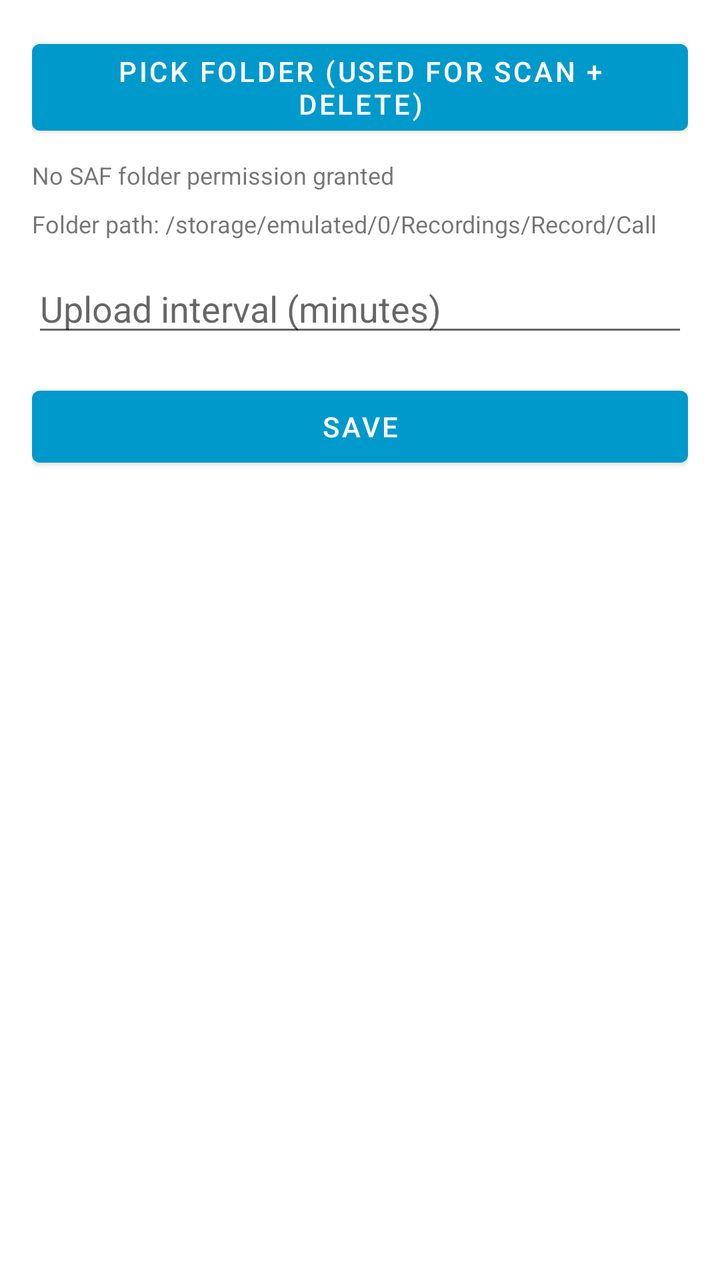
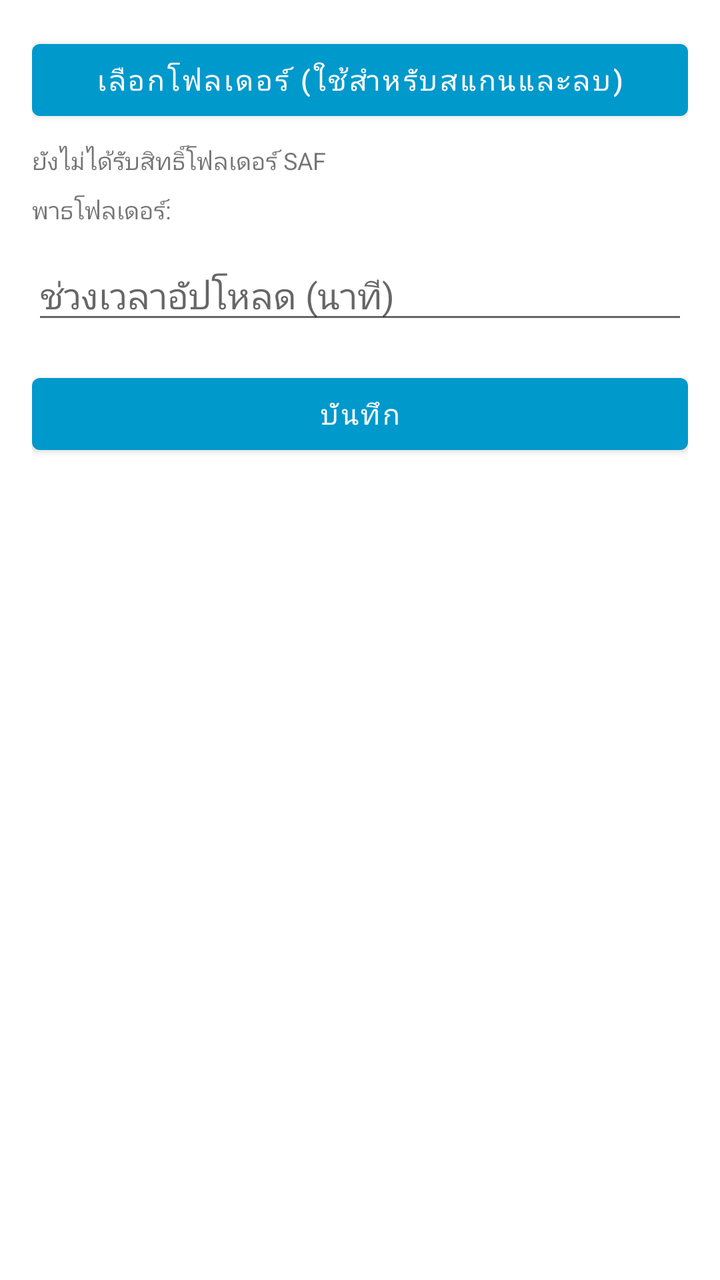

The first picture is an Android layout as it rendered before a commit; the second is the same layout after the commit. The layout source and the unified diff follow.
<!-- AndroidManifest.xml: application theme Theme.ChicMobile -->
<!-- res/layout/activity_settings.xml -->
<?xml version="1.0" encoding="utf-8"?>
<ScrollView xmlns:android="http://schemas.android.com/apk/res/android"
    android:layout_width="match_parent"
    android:layout_height="match_parent"
    android:padding="16dp">

    <LinearLayout
        android:layout_width="match_parent"
        android:layout_height="wrap_content"
        android:orientation="vertical">

        <Button
            android:id="@+id/btnPickFolder"
            android:layout_width="match_parent"
            android:layout_height="wrap_content"
            android:text="Pick folder (used for scan + delete)" />

        <TextView
            android:id="@+id/txtFolderPermission"
            android:layout_width="match_parent"
            android:layout_height="wrap_content"
            android:layout_marginTop="8dp"
            android:text="No SAF folder permission granted"
            android:textSize="12sp" />

        <TextView
            android:id="@+id/txtFolderPath"
            android:layout_width="match_parent"
            android:layout_height="wrap_content"
            android:layout_marginTop="8dp"
            android:text="Folder path: /storage/emulated/0/Recordings/Record/Call"
            android:textSize="12sp" />

        <EditText
            android:id="@+id/edtIntervalMinutes"
            android:layout_width="match_parent"
            android:layout_height="wrap_content"
            android:layout_marginTop="12dp"
            android:hint="Upload interval (minutes)"
            android:inputType="number" />

        <Button
            android:id="@+id/btnSave"
            android:layout_width="match_parent"
            android:layout_height="wrap_content"
            android:layout_marginTop="16dp"
            android:text="Save" />

    </LinearLayout>
</ScrollView>
<!-- resources referenced by this layout -->
<resources>
  <style name="Theme.ChicMobile" parent="Theme.MaterialComponents.DayNight.DarkActionBar">
          <item name="colorPrimary">@android:color/holo_blue_dark</item>
          <item name="colorPrimaryVariant">@android:color/holo_blue_light</item>
          <item name="colorOnPrimary">@android:color/white</item>
          <item name="colorSecondary">@android:color/holo_green_dark</item>
          <item name="colorOnSecondary">@android:color/white</item>
          <item name="android:statusBarColor" tools:targetApi="l">?attr/colorPrimaryVariant</item>
      </style>
</resources>

<!-- the commit's change to res/layout/activity_settings.xml (unified diff, before → after) -->
@@ -13,14 +13,14 @@
             android:id="@+id/btnPickFolder"
             android:layout_width="match_parent"
             android:layout_height="wrap_content"
-            android:text="Pick folder (used for scan + delete)" />
+            android:text="@string/pick_folder" />
 
         <TextView
             android:id="@+id/txtFolderPermission"
             android:layout_width="match_parent"
             android:layout_height="wrap_content"
             android:layout_marginTop="8dp"
-            android:text="No SAF folder permission granted"
+            android:text="@string/no_saf_permission"
             android:textSize="12sp" />
 
         <TextView
@@ -28,7 +28,7 @@
             android:layout_width="match_parent"
             android:layout_height="wrap_content"
             android:layout_marginTop="8dp"
-            android:text="Folder path: /storage/emulated/0/Recordings/Record/Call"
+            android:text="@string/folder_path_label"
             android:textSize="12sp" />
 
         <EditText
@@ -36,7 +36,7 @@
             android:layout_width="match_parent"
             android:layout_height="wrap_content"
             android:layout_marginTop="12dp"
-            android:hint="Upload interval (minutes)"
+            android:hint="@string/upload_interval_hint"
             android:inputType="number" />
 
         <Button
@@ -44,7 +44,7 @@
             android:layout_width="match_parent"
             android:layout_height="wrap_content"
             android:layout_marginTop="16dp"
-            android:text="Save" />
+            android:text="@string/save" />
 
     </LinearLayout>
 </ScrollView>
<!-- resource entries referenced after the edit -->
@@ -1,5 +1,10 @@
 <!-- resources referenced by this layout -->
 <resources>
+  <string name="folder_path_label">พาธโฟลเดอร์:</string>
+  <string name="no_saf_permission">ยังไม่ได้รับสิทธิ์โฟลเดอร์ SAF</string>
+  <string name="pick_folder">เลือกโฟลเดอร์ (ใช้สำหรับสแกนและลบ)</string>
+  <string name="save">บันทึก</string>
+  <string name="upload_interval_hint">ช่วงเวลาอัปโหลด (นาที)</string>
   <style name="Theme.ChicMobile" parent="Theme.MaterialComponents.DayNight.DarkActionBar">
           <item name="colorPrimary">@android:color/holo_blue_dark</item>
           <item name="colorPrimaryVariant">@android:color/holo_blue_light</item>
